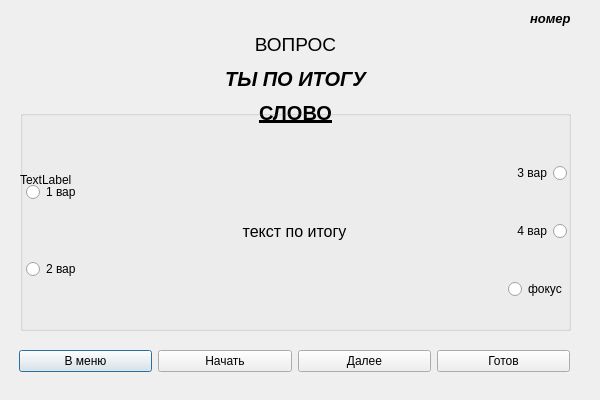
Qt form Word-Flow/testuser.ui (timowka0304/Word-Flow) before a commit.
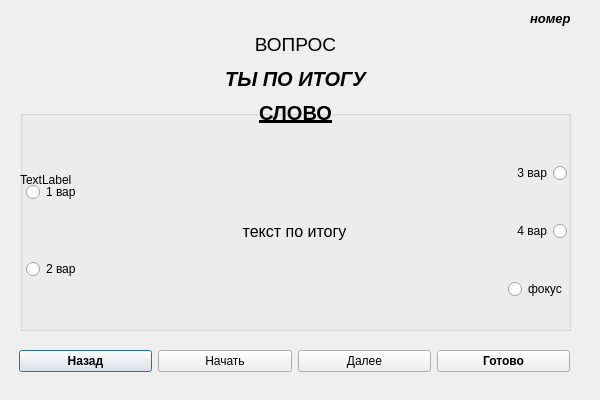
The same form after that commit.

```diff
--- a/Word-Flow/testuser.ui
+++ b/Word-Flow/testuser.ui
@@ -113,8 +113,14 @@
    <layout class="QHBoxLayout" name="horizontalLayout_2">
     <item>
      <widget class="QPushButton" name="back_to_menu_Button">
+      <property name="font">
+       <font>
+        <weight>75</weight>
+        <bold>true</bold>
+       </font>
+      </property>
       <property name="text">
-       <string>В меню</string>
+       <string>Назад</string>
       </property>
      </widget>
     </item>
@@ -134,8 +140,14 @@
     </item>
     <item>
      <widget class="QPushButton" name="done_Button">
+      <property name="font">
+       <font>
+        <weight>75</weight>
+        <bold>true</bold>
+       </font>
+      </property>
       <property name="text">
-       <string>Готов</string>
+       <string>Готово</string>
       </property>
      </widget>
     </item>
```
